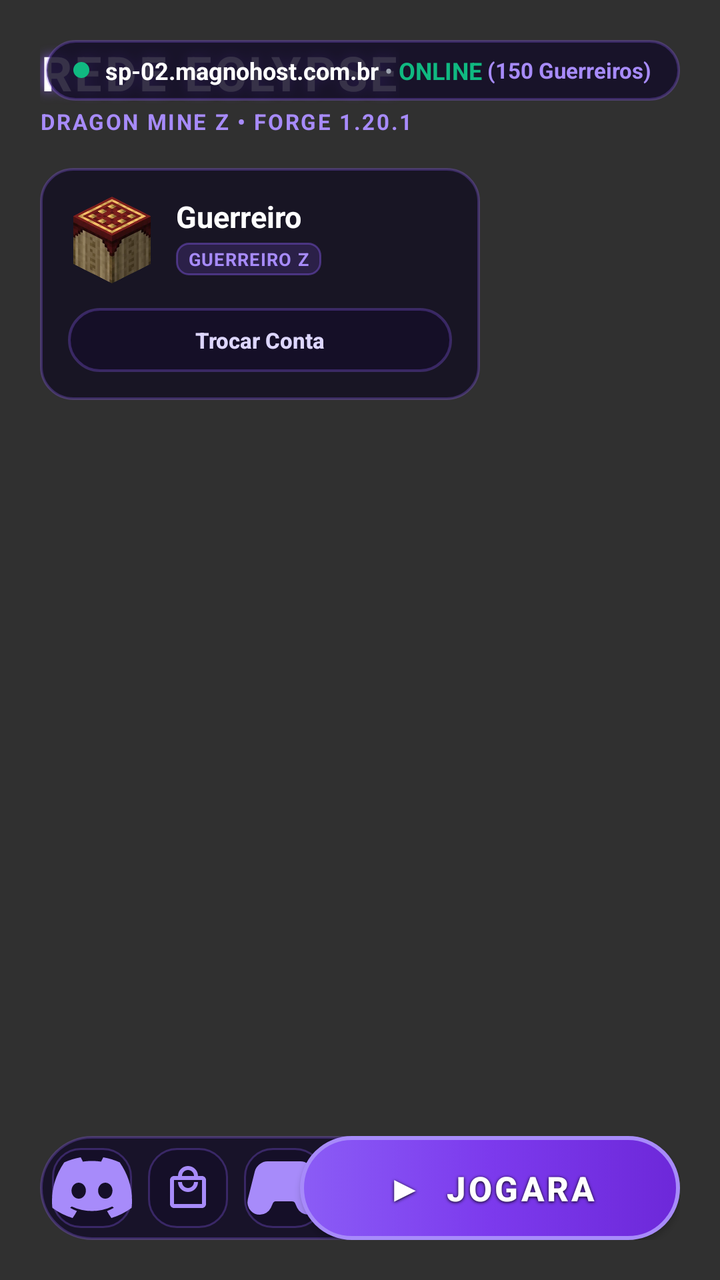
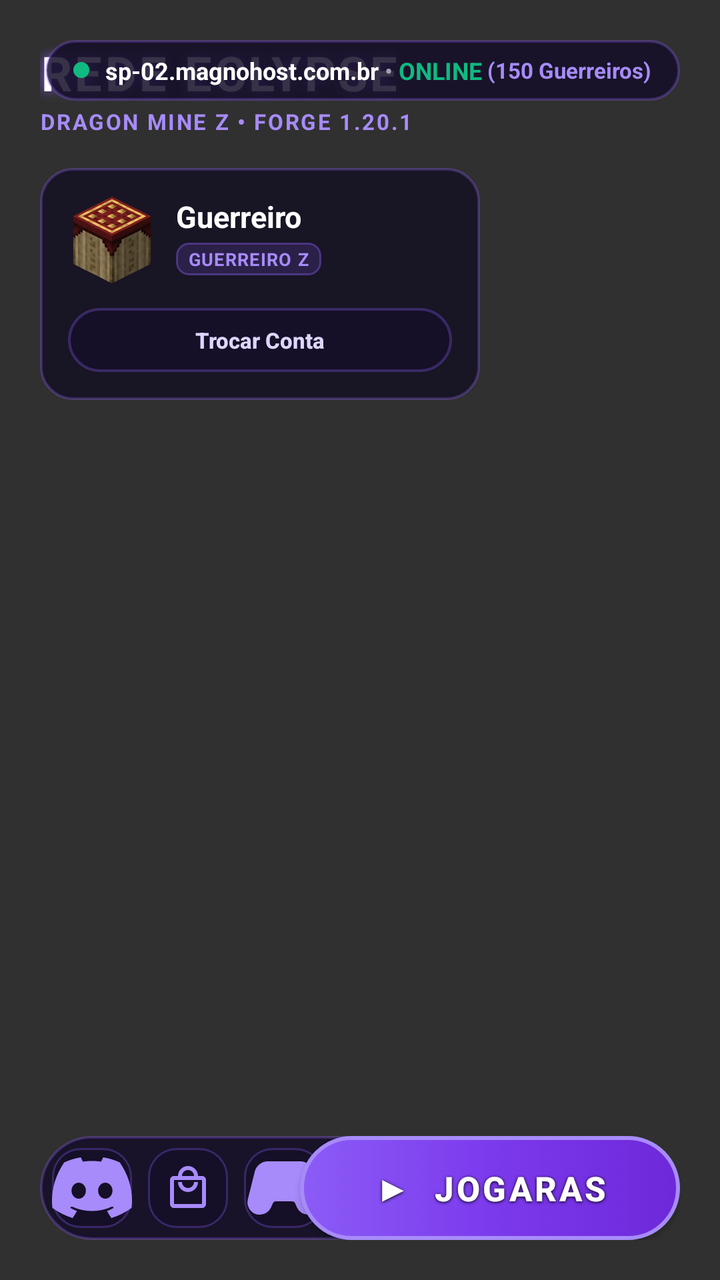

Screens rendered from an Android XML layout before and after an edit, with the pre-edit source and the edit as a unified diff.
<!-- AndroidManifest.xml: application theme AppTheme -->
<!-- res/layout/fragment_launcher.xml -->
<?xml version="1.0" encoding="utf-8"?>
<androidx.constraintlayout.widget.ConstraintLayout
    xmlns:android="http://schemas.android.com/apk/res/android"
    xmlns:app="http://schemas.android.com/apk/res-auto"
    xmlns:tools="http://schemas.android.com/tools"
    android:id="@+id/fragment_menu_main"
    android:layout_width="match_parent"
    android:layout_height="match_parent"
    android:padding="20dp">

    
    <LinearLayout
        android:id="@+id/header_branding"
        android:layout_width="wrap_content"
        android:layout_height="wrap_content"
        android:orientation="vertical"
        app:layout_constraintStart_toStartOf="parent"
        app:layout_constraintTop_toTopOf="parent">

        <TextView
            android:id="@+id/title_rede_eclypse"
            android:layout_width="wrap_content"
            android:layout_height="wrap_content"
            android:text="REDE ECLYPSE"
            android:textColor="@color/eclypse_text_title"
            android:textSize="24sp"
            android:textStyle="bold"
            android:letterSpacing="0.06"
            android:shadowColor="@color/eclypse_purple_primary"
            android:shadowDx="0"
            android:shadowDy="0"
            android:shadowRadius="14" />

        <TextView
            android:layout_width="wrap_content"
            android:layout_height="wrap_content"
            android:text="DRAGON MINE Z • FORGE 1.20.1"
            android:textColor="@color/eclypse_purple_glow"
            android:textSize="11sp"
            android:textStyle="bold"
            android:letterSpacing="0.08"
            android:layout_marginTop="1dp" />
    </LinearLayout>

    
    <LinearLayout
        android:id="@+id/server_status_card"
        android:layout_width="wrap_content"
        android:layout_height="wrap_content"
        android:orientation="horizontal"
        android:gravity="center_vertical"
        android:background="@drawable/bg_glass_card_pill"
        android:paddingHorizontal="14dp"
        android:paddingVertical="7dp"
        app:layout_constraintEnd_toEndOf="parent"
        app:layout_constraintTop_toTopOf="parent">

        <View
            android:layout_width="8dp"
            android:layout_height="8dp"
            android:background="@drawable/indicator_online"
            android:layout_marginEnd="8dp" />

        <TextView
            android:id="@+id/server_address_text"
            android:layout_width="wrap_content"
            android:layout_height="wrap_content"
            android:text="sp-02.magnohost.com.br"
            android:textColor="@color/eclypse_text_title"
            android:textSize="12sp"
            android:textStyle="bold" />

        <TextView
            android:layout_width="wrap_content"
            android:layout_height="wrap_content"
            android:text=" • "
            android:textColor="@color/eclypse_text_muted"
            android:textSize="12sp" />

        <TextView
            android:id="@+id/server_status_text"
            android:layout_width="wrap_content"
            android:layout_height="wrap_content"
            android:text="ONLINE"
            android:textColor="@color/eclypse_online_green"
            android:textSize="12sp"
            android:textStyle="bold" />

        <TextView
            android:id="@+id/server_players_count"
            android:layout_width="wrap_content"
            android:layout_height="wrap_content"
            android:text=" (150 Guerreiros)"
            android:textColor="@color/eclypse_purple_glow"
            android:textSize="11sp"
            android:textStyle="bold" />
    </LinearLayout>

    
    <androidx.constraintlayout.widget.ConstraintLayout
        android:id="@+id/player_card"
        android:layout_width="220dp"
        android:layout_height="wrap_content"
        android:background="@drawable/bg_glass_card"
        android:padding="14dp"
        android:layout_marginTop="16dp"
        app:layout_constraintStart_toStartOf="parent"
        app:layout_constraintTop_toBottomOf="@id/header_branding">

        
        <ImageView
            android:id="@+id/player_skin_avatar"
            android:layout_width="44dp"
            android:layout_height="44dp"
            android:scaleType="fitCenter"
            android:src="@drawable/ic_pojav_full"
            app:layout_constraintStart_toStartOf="parent"
            app:layout_constraintTop_toTopOf="parent" />

        
        <TextView
            android:id="@+id/player_username"
            android:layout_width="0dp"
            android:layout_height="wrap_content"
            android:text="Guerreiro"
            android:textColor="@color/eclypse_text_title"
            android:textSize="15sp"
            android:textStyle="bold"
            android:maxLines="1"
            android:ellipsize="end"
            android:layout_marginStart="10dp"
            app:layout_constraintStart_toEndOf="@id/player_skin_avatar"
            app:layout_constraintEnd_toEndOf="parent"
            app:layout_constraintTop_toTopOf="@id/player_skin_avatar" />

        
        <TextView
            android:id="@+id/player_rank_tag"
            android:layout_width="wrap_content"
            android:layout_height="wrap_content"
            android:text="GUERREIRO Z"
            android:textColor="@color/eclypse_purple_glow"
            android:textSize="9sp"
            android:textStyle="bold"
            android:letterSpacing="0.05"
            android:background="@drawable/bg_badge_purple"
            android:paddingHorizontal="6dp"
            android:paddingVertical="2dp"
            android:layout_marginStart="10dp"
            android:layout_marginTop="3dp"
            app:layout_constraintStart_toEndOf="@id/player_skin_avatar"
            app:layout_constraintTop_toBottomOf="@id/player_username" />

        
        <androidx.appcompat.widget.AppCompatButton
            android:id="@+id/switch_account_btn"
            android:layout_width="match_parent"
            android:layout_height="32dp"
            android:text="Trocar Conta"
            android:textColor="@color/eclypse_text_subtitle"
            android:textSize="11sp"
            android:textStyle="bold"
            android:textAllCaps="false"
            android:background="@drawable/bg_glass_card_pill"
            android:layout_marginTop="12dp"
            app:layout_constraintTop_toBottomOf="@id/player_skin_avatar"
            app:layout_constraintStart_toStartOf="parent"
            app:layout_constraintEnd_toEndOf="parent" />

    </androidx.constraintlayout.widget.ConstraintLayout>

    
    <LinearLayout
        android:id="@+id/bottom_dock"
        android:layout_width="wrap_content"
        android:layout_height="wrap_content"
        android:orientation="horizontal"
        android:background="@drawable/bg_glass_card_pill"
        android:padding="6dp"
        app:layout_constraintStart_toStartOf="parent"
        app:layout_constraintBottom_toBottomOf="parent">

        
        <ImageButton
            android:id="@+id/discord_button"
            android:layout_width="40dp"
            android:layout_height="40dp"
            android:background="@drawable/bg_dock_item"
            android:src="@drawable/ic_discord"
            android:tint="@color/eclypse_purple_glow"
            android:scaleType="centerInside"
            android:contentDescription="Discord" />

        
        <ImageButton
            android:id="@+id/shop_button"
            android:layout_width="40dp"
            android:layout_height="40dp"
            android:background="@drawable/bg_dock_item"
            android:src="@drawable/ic_shop_vip"
            android:tint="@color/eclypse_purple_glow"
            android:scaleType="centerInside"
            android:layout_marginStart="8dp"
            android:contentDescription="Loja VIP" />

        
        <ImageButton
            android:id="@+id/custom_control_button"
            android:layout_width="40dp"
            android:layout_height="40dp"
            android:background="@drawable/bg_dock_item"
            android:src="@drawable/ic_menu_custom_controls"
            android:tint="@color/eclypse_purple_glow"
            android:scaleType="centerInside"
            android:layout_marginStart="8dp"
            android:contentDescription="Controles" />

        
        <ImageButton
            android:id="@+id/dock_settings_btn"
            android:layout_width="40dp"
            android:layout_height="40dp"
            android:background="@drawable/bg_dock_item"
            android:src="@drawable/ic_menu_settings"
            android:tint="@color/eclypse_purple_glow"
            android:scaleType="centerInside"
            android:layout_marginStart="8dp"
            android:contentDescription="Configurações" />

        
        <ImageButton
            android:id="@+id/open_files_button"
            android:layout_width="40dp"
            android:layout_height="40dp"
            android:background="@drawable/bg_dock_item"
            android:src="@drawable/ic_folder"
            android:tint="@color/eclypse_purple_glow"
            android:scaleType="centerInside"
            android:layout_marginStart="8dp"
            android:contentDescription="Arquivos" />
    </LinearLayout>

    
    <androidx.appcompat.widget.AppCompatButton
        android:id="@+id/play_button"
        android:layout_width="190dp"
        android:layout_height="52dp"
        android:background="@drawable/bg_button_jogar"
        android:text="▶  JOGARA"
        android:textColor="#FFFFFF"
        android:textSize="17sp"
        android:textStyle="bold"
        android:letterSpacing="0.08"
        android:shadowColor="#000000"
        android:shadowDx="0"
        android:shadowDy="1"
        android:shadowRadius="4"
        android:elevation="6dp"
        app:layout_constraintEnd_toEndOf="parent"
        app:layout_constraintBottom_toBottomOf="parent" />

    
    <com.kdt.mcgui.mcVersionSpinner
        android:id="@+id/mc_version_spinner"
        android:layout_width="1dp"
        android:layout_height="1dp"
        android:visibility="gone"
        app:layout_constraintStart_toStartOf="parent"
        app:layout_constraintTop_toTopOf="parent" />

    <ImageButton
        android:id="@+id/edit_profile_button"
        android:layout_width="1dp"
        android:layout_height="1dp"
        android:visibility="gone"
        app:layout_constraintStart_toStartOf="parent"
        app:layout_constraintTop_toTopOf="parent" />

    <Button
        android:id="@+id/news_button"
        android:layout_width="1dp"
        android:layout_height="1dp"
        android:visibility="gone"
        app:layout_constraintStart_toStartOf="parent"
        app:layout_constraintTop_toTopOf="parent" />

    <Button
        android:id="@+id/install_jar_button"
        android:layout_width="1dp"
        android:layout_height="1dp"
        android:visibility="gone"
        app:layout_constraintStart_toStartOf="parent"
        app:layout_constraintTop_toTopOf="parent" />

    <Button
        android:id="@+id/share_logs_button"
        android:layout_width="1dp"
        android:layout_height="1dp"
        android:visibility="gone"
        app:layout_constraintStart_toStartOf="parent"
        app:layout_constraintTop_toTopOf="parent" />

</androidx.constraintlayout.widget.ConstraintLayout>
<!-- resources referenced by this layout -->
<resources>
  <color name="eclypse_online_green">#10B981</color>
  <color name="eclypse_purple_glow">#A78BFA</color>
  <color name="eclypse_purple_primary">#8B5CF6</color>
  <color name="eclypse_text_muted">#9CA3AF</color>
  <color name="eclypse_text_subtitle">#DDD6FE</color>
  <color name="eclypse_text_title">#FFFFFF</color>
  <!-- drawable bg_badge_purple (drawable) -->
  <?xml version="1.0" encoding="utf-8"?>
  <shape xmlns:android="http://schemas.android.com/apk/res/android"
      android:shape="rectangle">
      <solid android:color="#2B8B5CF6" />
      <stroke
          android:width="1dp"
          android:color="#668B5CF6" />
      <corners android:radius="6dp" />
  </shape>
  <!-- drawable bg_dock_item (drawable) -->
  <?xml version="1.0" encoding="utf-8"?>
  <selector xmlns:android="http://schemas.android.com/apk/res/android">
      <item android:state_pressed="true">
          <shape android:shape="rectangle">
              <solid android:color="#4D8B5CF6" />
              <stroke
                  android:width="1.5dp"
                  android:color="@color/eclypse_purple_glow" />
              <corners android:radius="14dp" />
          </shape>
      </item>
      <item>
          <shape android:shape="rectangle">
              <solid android:color="@color/eclypse_glass_pill" />
              <stroke
                  android:width="1dp"
                  android:color="@color/eclypse_glass_stroke" />
              <corners android:radius="14dp" />
          </shape>
      </item>
  </selector>
  <!-- drawable bg_glass_card (drawable) -->
  <?xml version="1.0" encoding="utf-8"?>
  <shape xmlns:android="http://schemas.android.com/apk/res/android"
      android:shape="rectangle">
      <solid android:color="@color/eclypse_glass_card" />
      <stroke
          android:width="1.2dp"
          android:color="@color/eclypse_glass_stroke" />
      <corners android:radius="16dp" />
  </shape>
  <!-- drawable bg_glass_card_pill (drawable) -->
  <?xml version="1.0" encoding="utf-8"?>
  <shape xmlns:android="http://schemas.android.com/apk/res/android"
      android:shape="rectangle">
      <solid android:color="@color/eclypse_glass_pill" />
      <stroke
          android:width="1.2dp"
          android:color="@color/eclypse_glass_stroke" />
      <corners android:radius="999dp" />
  </shape>
  <!-- drawable ic_shop_vip (drawable) -->
  <vector xmlns:android="http://schemas.android.com/apk/res/android"
      android:width="24dp"
      android:height="24dp"
      android:viewportWidth="24"
      android:viewportHeight="24">
    <path
        android:fillColor="@android:color/white"
        android:pathData="M19,6h-2c0,-2.76 -2.24,-5 -5,-5S7,3.24 7,6H5c-1.1,0 -2,0.9 -2,2v12c0,1.1 0.9,2 2,2h14c1.1,0 2,-0.9 2,-2V8c0,-1.1 -0.9,-2 -2,-2zm-7,-3c1.66,0 3,1.34 3,3H9c0,-1.66 1.34,-3 3,-3zm7,17H5V8h14v12zm-7,-8c-1.66,0 -3,-1.34 -3,-3H7c0,2.76 2.24,5 5,5s5,-2.24 5,-5h-2c0,1.66 -1.34,3 -3,3z"/>
  </vector>
  <!-- drawable indicator_online (drawable) -->
  <?xml version="1.0" encoding="utf-8"?>
  <shape xmlns:android="http://schemas.android.com/apk/res/android"
      android:shape="oval">
      <solid android:color="@color/eclypse_online_green" />
      <size
          android:width="8dp"
          android:height="8dp" />
  </shape>
  <style name="AppTheme" parent="@style/Theme.AppCompat.NoActionBar">
          <item name="windowNoTitle">true</item>
          <item name="windowActionBar">false</item>
          <item name="android:windowContentOverlay">@null</item>
          <item name="android:statusBarColor">@color/background_status_bar</item>
          <item name="android:navigationBarColor">@color/background_app</item>
          <item name="preferenceTheme">@style/PreferenceThemeOverlay.v14.Material</item>
  
          <item name="android:textSize">@dimen/_12ssp</item>
  
      </style>
  <color name="eclypse_glass_pill">#D9140F28</color>
  <color name="eclypse_glass_stroke">#4D8B5CF6</color>
  <color name="eclypse_glass_card">#BF110D20</color>
  <color name="background_status_bar">#07080B</color>
  <color name="background_app">#07080B</color>
  <!-- unchanged entries left out for length: 6 -->
</resources>

<!-- the commit's change to res/layout/fragment_launcher.xml (unified diff, before → after) -->
@@ -246,7 +246,7 @@
         android:layout_width="190dp"
         android:layout_height="52dp"
         android:background="@drawable/bg_button_jogar"
-        android:text="▶  JOGARA"
+        android:text="▶  JOGARAs"
         android:textColor="#FFFFFF"
         android:textSize="17sp"
         android:textStyle="bold"
